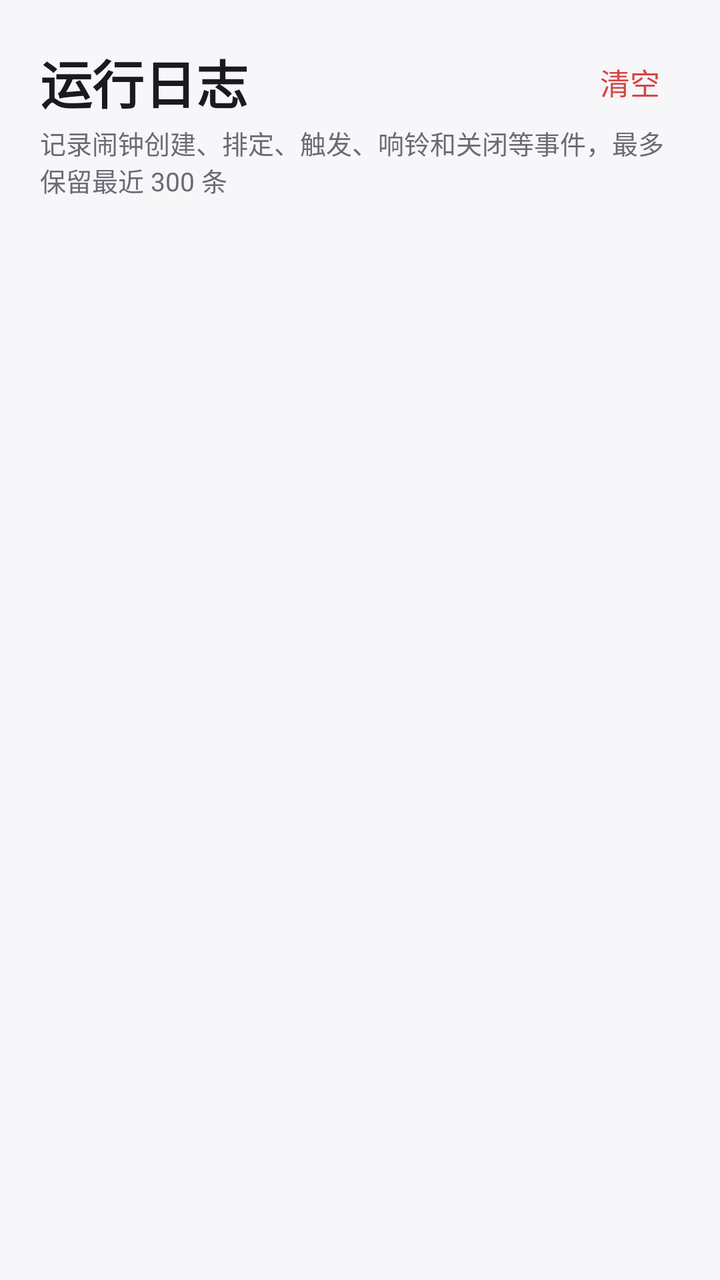
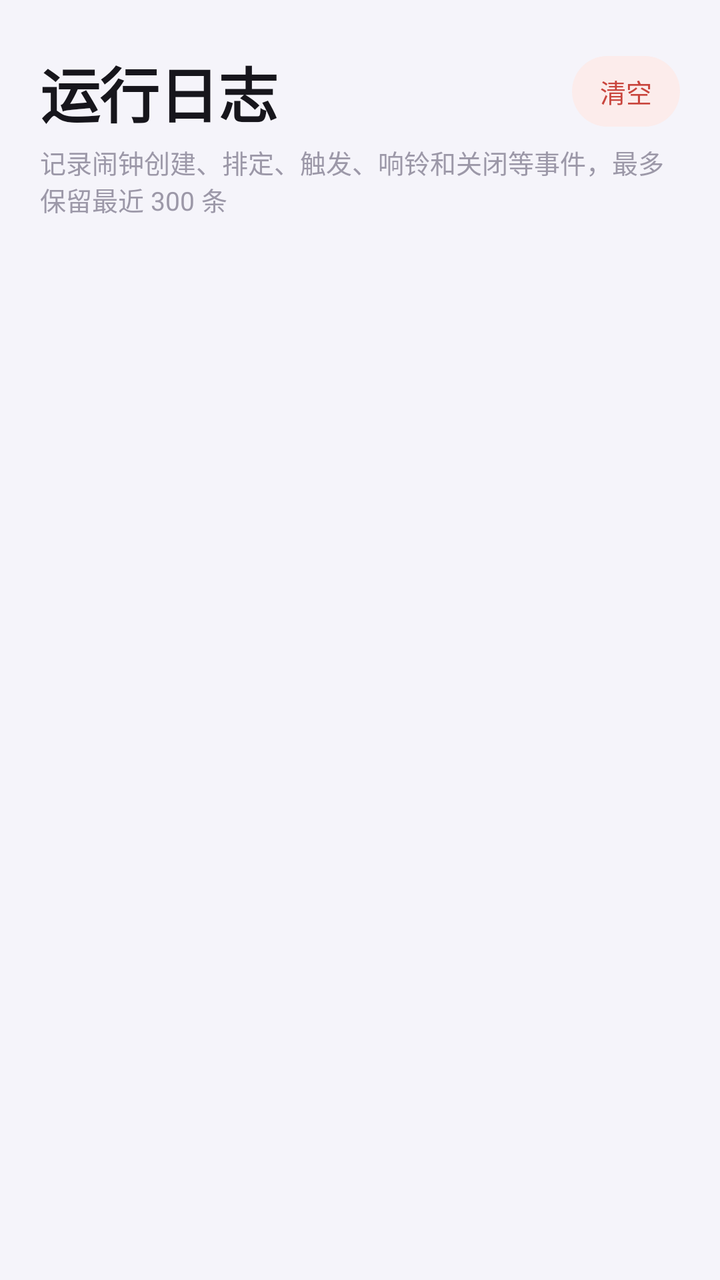

Compare the two renders of this Android layout. The source of the first and the diff that turns it into the second are given below.
<!-- AndroidManifest.xml: application theme Theme.TaskAlarm -->
<!-- res/layout/activity_log.xml -->
<?xml version="1.0" encoding="utf-8"?>
<LinearLayout xmlns:android="http://schemas.android.com/apk/res/android"
    android:layout_width="match_parent"
    android:layout_height="match_parent"
    android:background="@color/bg"
    android:orientation="vertical"
    android:padding="20dp">

    <LinearLayout
        android:layout_width="match_parent"
        android:layout_height="wrap_content"
        android:gravity="center_vertical"
        android:orientation="horizontal">

        <TextView
            android:layout_width="0dp"
            android:layout_height="wrap_content"
            android:layout_weight="1"
            android:text="@string/log_title"
            android:textColor="@color/text_primary"
            android:textSize="26sp"
            android:textStyle="bold" />

        <TextView
            android:id="@+id/clearButton"
            android:layout_width="wrap_content"
            android:layout_height="wrap_content"
            android:padding="10dp"
            android:text="@string/log_clear"
            android:textColor="@color/danger"
            android:textSize="15sp" />
    </LinearLayout>

    <TextView
        android:layout_width="match_parent"
        android:layout_height="wrap_content"
        android:text="@string/log_hint"
        android:textColor="@color/text_secondary"
        android:textSize="13sp" />

    <ListView
        android:id="@+id/logList"
        android:layout_width="match_parent"
        android:layout_height="0dp"
        android:layout_marginTop="10dp"
        android:layout_weight="1"
        android:divider="@android:color/transparent"
        android:dividerHeight="8dp" />

    <TextView
        android:id="@+id/logEmpty"
        android:layout_width="match_parent"
        android:layout_height="0dp"
        android:layout_weight="1"
        android:gravity="center"
        android:text="@string/log_empty"
        android:textColor="@color/text_secondary"
        android:textSize="15sp"
        android:visibility="gone" />
</LinearLayout>
<!-- resources referenced by this layout -->
<resources>
  <color name="bg">#FFF7F7FA</color>
  <color name="danger">#FFD64545</color>
  <color name="text_primary">#FF1B1B1F</color>
  <color name="text_secondary">#FF6B6B76</color>
  <string name="log_clear">清空</string>
  <string name="log_empty">暂无日志</string>
  <string name="log_hint">记录闹钟创建、排定、触发、响铃和关闭等事件，最多保留最近 300 条</string>
  <string name="log_title">运行日志</string>
  <style name="Theme.TaskAlarm" parent="Theme.Material3.DayNight.NoActionBar">
          <item name="colorPrimary">@color/primary</item>
          <item name="colorOnPrimary">#FFFFFFFF</item>
          <item name="android:statusBarColor">@color/bg</item>
          <item name="android:windowLightStatusBar">true</item>
      </style>
  <color name="primary">#FF5B4CDB</color>
</resources>

<!-- the commit's change to res/layout/activity_log.xml (unified diff, before → after) -->
@@ -4,7 +4,10 @@
     android:layout_height="match_parent"
     android:background="@color/bg"
     android:orientation="vertical"
-    android:padding="20dp">
+    android:paddingStart="20dp"
+    android:paddingTop="24dp"
+    android:paddingEnd="20dp"
+    android:paddingBottom="16dp">
 
     <LinearLayout
         android:layout_width="match_parent"
@@ -16,36 +19,43 @@
             android:layout_width="0dp"
             android:layout_height="wrap_content"
             android:layout_weight="1"
+            android:letterSpacing="-0.01"
             android:text="@string/log_title"
             android:textColor="@color/text_primary"
-            android:textSize="26sp"
+            android:textSize="30sp"
             android:textStyle="bold" />
 
         <TextView
             android:id="@+id/clearButton"
             android:layout_width="wrap_content"
             android:layout_height="wrap_content"
-            android:padding="10dp"
+            android:background="@drawable/bg_warning"
+            android:paddingStart="14dp"
+            android:paddingTop="8dp"
+            android:paddingEnd="14dp"
+            android:paddingBottom="8dp"
             android:text="@string/log_clear"
             android:textColor="@color/danger"
-            android:textSize="15sp" />
+            android:textSize="13sp" />
     </LinearLayout>
 
     <TextView
         android:layout_width="match_parent"
         android:layout_height="wrap_content"
+        android:layout_marginTop="4dp"
         android:text="@string/log_hint"
-        android:textColor="@color/text_secondary"
+        android:textColor="@color/text_tertiary"
         android:textSize="13sp" />
 
     <ListView
         android:id="@+id/logList"
         android:layout_width="match_parent"
         android:layout_height="0dp"
-        android:layout_marginTop="10dp"
+        android:layout_marginTop="16dp"
         android:layout_weight="1"
         android:divider="@android:color/transparent"
-        android:dividerHeight="8dp" />
+        android:dividerHeight="8dp"
+        android:scrollbars="none" />
 
     <TextView
         android:id="@+id/logEmpty"
@@ -54,7 +64,7 @@
         android:layout_weight="1"
         android:gravity="center"
         android:text="@string/log_empty"
-        android:textColor="@color/text_secondary"
+        android:textColor="@color/text_tertiary"
         android:textSize="15sp"
         android:visibility="gone" />
 </LinearLayout>
<!-- resource entries referenced after the edit -->
@@ -1,19 +1,37 @@
 <!-- resources referenced by this layout -->
 <resources>
-  <color name="bg">#FFF7F7FA</color>
-  <color name="danger">#FFD64545</color>
-  <color name="text_primary">#FF1B1B1F</color>
-  <color name="text_secondary">#FF6B6B76</color>
+  <color name="bg">#FFF5F4FA</color>
+  <color name="danger">#FFC9453D</color>
+  <color name="text_primary">#FF17161C</color>
+  <color name="text_tertiary">#FF9C98A8</color>
+  <!-- drawable bg_warning (drawable) -->
+  <?xml version="1.0" encoding="utf-8"?>
+  <shape xmlns:android="http://schemas.android.com/apk/res/android">
+      <solid android:color="@color/danger_soft" />
+      <corners android:radius="18dp" />
+  </shape>
   <string name="log_clear">清空</string>
   <string name="log_empty">暂无日志</string>
   <string name="log_hint">记录闹钟创建、排定、触发、响铃和关闭等事件，最多保留最近 300 条</string>
   <string name="log_title">运行日志</string>
-  <style name="Theme.TaskAlarm" parent="Theme.Material3.DayNight.NoActionBar">
+  <style name="Theme.TaskAlarm" parent="Theme.Material3.Light.NoActionBar">
           <item name="colorPrimary">@color/primary</item>
-          <item name="colorOnPrimary">#FFFFFFFF</item>
+          <item name="colorOnPrimary">@color/white</item>
+          <item name="colorPrimaryContainer">@color/primary_soft</item>
+          <item name="colorOnPrimaryContainer">@color/primary_dark</item>
+          <item name="colorSurface">@color/surface</item>
+          <item name="colorOnSurface">@color/text_primary</item>
+          <item name="android:colorBackground">@color/bg</item>
           <item name="android:statusBarColor">@color/bg</item>
+          <item name="android:navigationBarColor">@color/bg</item>
           <item name="android:windowLightStatusBar">true</item>
+          <item name="android:windowLightNavigationBar">true</item>
       </style>
+  <color name="danger_soft">#FFFCECEB</color>
   <color name="primary">#FF5B4CDB</color>
+  <color name="white">#FFFFFFFF</color>
+  <color name="primary_soft">#FFEDEAFC</color>
+  <color name="primary_dark">#FF4335B8</color>
+  <color name="surface">#FFFFFFFF</color>
 </resources>
 
